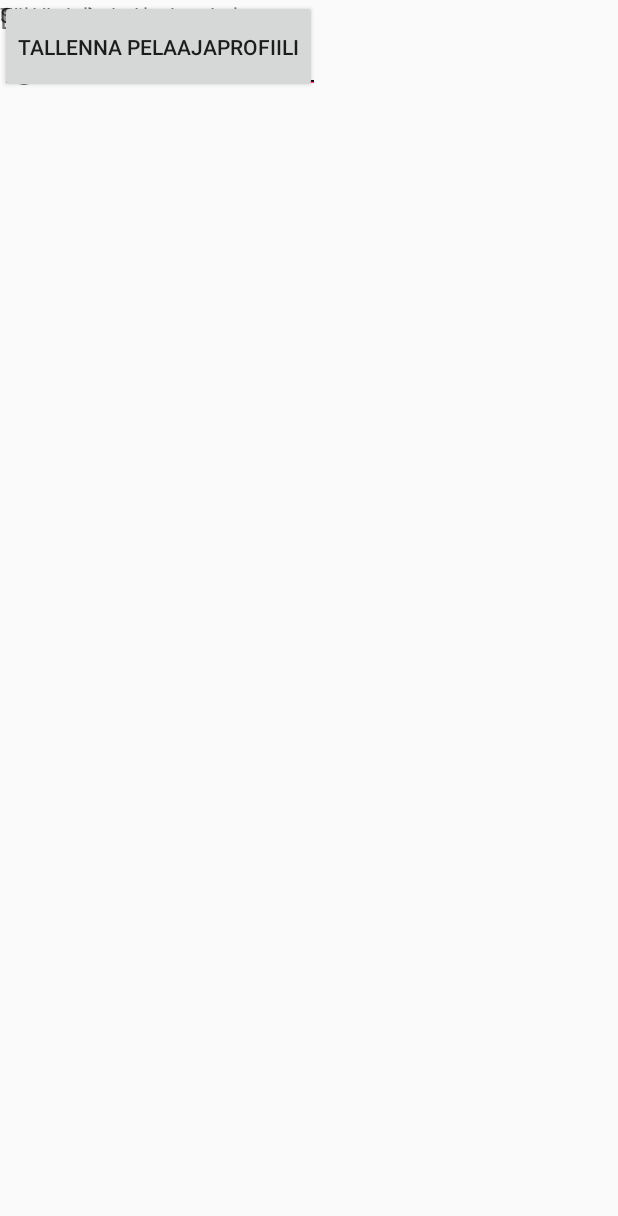
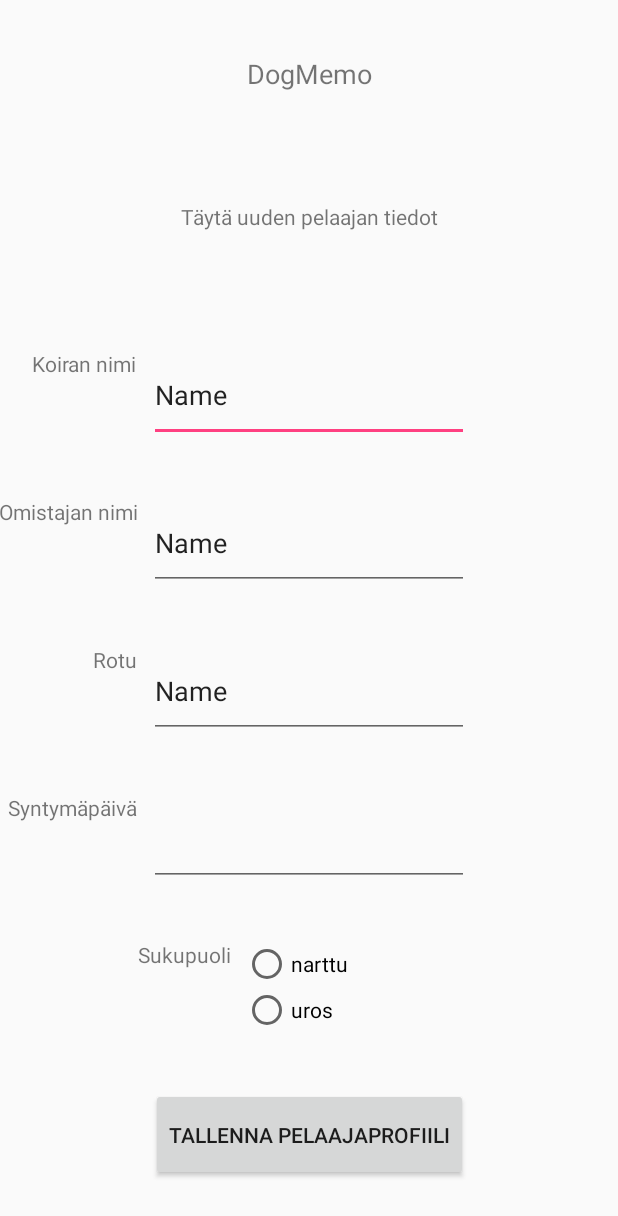
Before and after one commit to Teisko/DogMemo, an Android app: the NewPlayer screen opened directly, with no data from a screen before it, on a phone screen of 412 x 824 dp. Shown: the top 1216 px of the screen. Run offline under Robolectric (Android 15) with nearby library versions, the phone set to English and light mode, and no system bars.

Commit message:
Uusi pelaaja -ikkuna nyt oikein aseteltuna, korjattu ajettavaksi

```diff
--- a/app/src/main/res/layout/activity_new_game.xml
+++ b/app/src/main/res/layout/activity_new_game.xml
@@ -26,14 +26,14 @@
             android:layout_weight="1"
             android:text="@string/radio_normaali"
             app:layout_constraintEnd_toEndOf="parent"
-            app:layout_constraintEnd_toStartOf="@+id/radio_valinnainen"
+            app:layout_constraintEnd_toStartOf="@+id/radio_harjoittelu"
             app:layout_constraintHorizontal_bias="0.5"
             app:layout_constraintStart_toEndOf="@+id/text_taso"
             app:layout_constraintStart_toStartOf="parent"
             app:layout_constraintTop_toBottomOf="@+id/dogList" />
 
         <RadioButton
-            android:id="@+id/radio_valinnainen"
+            android:id="@+id/radio_harjoittelu"
             android:layout_width="wrap_content"
             android:layout_height="wrap_content"
             android:layout_weight="1"
--- a/app/src/main/res/layout/activity_new_player.xml
+++ b/app/src/main/res/layout/activity_new_player.xml
@@ -5,16 +5,19 @@
     android:layout_width="match_parent"
     android:layout_height="match_parent"
     tools:context="com.example.teisko.dogmemo.NewPlayer"
-    tools:layout_editor_absoluteY="25dp"
-    tools:layout_editor_absoluteX="0dp">
+    tools:layout_editor_absoluteX="0dp"
+    tools:layout_editor_absoluteY="25dp">
 
     <TextView
         android:id="@+id/taytaTiedot"
         android:layout_width="wrap_content"
         android:layout_height="62dp"
         android:text="Täytä uuden pelaajan tiedot"
-        tools:layout_editor_absoluteY="102dp"
-        tools:layout_editor_absoluteX="130dp" />
+        app:layout_constraintBottom_toTopOf="@+id/editText"
+        app:layout_constraintEnd_toEndOf="parent"
+        app:layout_constraintHorizontal_bias="0.5"
+        app:layout_constraintStart_toStartOf="parent"
+        app:layout_constraintTop_toBottomOf="@+id/textTitle" />
 
     <EditText
         android:id="@+id/editText"
@@ -23,8 +26,11 @@
         android:ems="10"
         android:inputType="textPersonName"
         android:text="Name"
-        tools:layout_editor_absoluteY="180dp"
-        tools:layout_editor_absoluteX="109dp" />
+        app:layout_constraintBottom_toTopOf="@+id/editText3"
+        app:layout_constraintEnd_toEndOf="parent"
+        app:layout_constraintHorizontal_bias="0.5"
+        app:layout_constraintStart_toStartOf="parent"
+        app:layout_constraintTop_toBottomOf="@+id/taytaTiedot" />
 
     <EditText
         android:id="@+id/editText2"
@@ -33,16 +39,22 @@
         android:ems="10"
         android:inputType="textPersonName"
         android:text="Name"
-        tools:layout_editor_absoluteY="338dp"
-        tools:layout_editor_absoluteX="109dp" />
+        app:layout_constraintBottom_toTopOf="@+id/editText4"
+        app:layout_constraintEnd_toEndOf="parent"
+        app:layout_constraintHorizontal_bias="0.5"
+        app:layout_constraintStart_toStartOf="parent"
+        app:layout_constraintTop_toBottomOf="@+id/editText3" />
 
     <Button
         android:id="@+id/button_save"
         android:layout_width="wrap_content"
         android:layout_height="62dp"
         android:text="@string/tallenna"
-        tools:layout_editor_absoluteY="580dp"
-        tools:layout_editor_absoluteX="109dp" />
+        app:layout_constraintBottom_toBottomOf="parent"
+        app:layout_constraintEnd_toEndOf="parent"
+        app:layout_constraintHorizontal_bias="0.5"
+        app:layout_constraintStart_toStartOf="parent"
+        app:layout_constraintTop_toBottomOf="@+id/rg_sukupuoli" />
 
     <TextView
         android:id="@+id/textTitle"
@@ -50,35 +62,38 @@
         android:layout_height="61dp"
         android:text="DogMemo"
         android:textSize="18dp"
-        tools:layout_editor_absoluteY="16dp"
-        tools:layout_editor_absoluteX="175dp" />
+        app:layout_constraintBottom_toTopOf="@+id/taytaTiedot"
+        app:layout_constraintEnd_toEndOf="parent"
+        app:layout_constraintHorizontal_bias="0.5"
+        app:layout_constraintStart_toStartOf="parent"
+        app:layout_constraintTop_toTopOf="parent" />
 
     <TextView
         android:id="@+id/textNimi"
         android:layout_width="wrap_content"
         android:layout_height="wrap_content"
+        android:layout_marginEnd="8dp"
         android:text="@string/pelaajanNimi"
         app:layout_constraintEnd_toStartOf="@+id/editText"
-        tools:layout_editor_absoluteY="85dp"
-        tools:layout_editor_absoluteX="32dp" />
+        app:layout_constraintTop_toTopOf="@+id/editText" />
 
     <TextView
         android:id="@+id/textView4"
         android:layout_width="wrap_content"
         android:layout_height="wrap_content"
+        android:layout_marginEnd="8dp"
         android:text="@string/rotu"
         app:layout_constraintEnd_toStartOf="@+id/editText2"
-        tools:layout_editor_absoluteY="279dp"
-        tools:layout_editor_absoluteX="72dp" />
+        app:layout_constraintTop_toTopOf="@+id/editText2" />
 
     <TextView
         android:id="@+id/textView5"
         android:layout_width="wrap_content"
         android:layout_height="wrap_content"
+        android:layout_marginEnd="8dp"
         android:text="@string/syntyma"
         app:layout_constraintEnd_toStartOf="@+id/editText4"
-        tools:layout_editor_absoluteY="321dp"
-        tools:layout_editor_absoluteX="14dp" />
+        app:layout_constraintTop_toTopOf="@+id/editText4" />
 
     <EditText
         android:id="@+id/editText4"
@@ -86,24 +101,20 @@
         android:layout_height="62dp"
         android:ems="10"
         android:inputType="date"
-        tools:layout_editor_absoluteY="420dp"
-        tools:layout_editor_absoluteX="109dp" />
+        app:layout_constraintBottom_toTopOf="@+id/rg_sukupuoli"
+        app:layout_constraintEnd_toEndOf="parent"
+        app:layout_constraintHorizontal_bias="0.5"
+        app:layout_constraintStart_toStartOf="parent"
+        app:layout_constraintTop_toBottomOf="@+id/editText2" />
 
     <TextView
         android:id="@+id/textView"
         android:layout_width="wrap_content"
         android:layout_height="wrap_content"
+        android:layout_marginEnd="8dp"
         android:text="@string/omistajanNimi"
-        tools:layout_editor_absoluteY="242dp"
-        tools:layout_editor_absoluteX="8dp" />
-
-    <TextView
-        android:id="@+id/textView2"
-        android:layout_width="wrap_content"
-        android:layout_height="wrap_content"
-        android:text="@string/sukupuoli"
-        tools:layout_editor_absoluteY="437dp"
-        tools:layout_editor_absoluteX="113dp" />
+        app:layout_constraintEnd_toStartOf="@+id/editText3"
+        app:layout_constraintTop_toTopOf="@+id/editText3" />
 
     <EditText
         android:id="@+id/editText3"
@@ -112,15 +123,21 @@
         android:ems="10"
         android:inputType="textPersonName"
         android:text="Name"
-        tools:layout_editor_absoluteY="259dp"
-        tools:layout_editor_absoluteX="109dp" />
+        app:layout_constraintBottom_toTopOf="@+id/editText2"
+        app:layout_constraintEnd_toEndOf="parent"
+        app:layout_constraintHorizontal_bias="0.5"
+        app:layout_constraintStart_toStartOf="parent"
+        app:layout_constraintTop_toBottomOf="@+id/editText" />
 
     <RadioGroup
         android:id="@+id/rg_sukupuoli"
-        android:layout_width="wrap_content"
+        android:layout_width="88dp"
         android:layout_height="62dp"
-        tools:layout_editor_absoluteY="498dp"
-        tools:layout_editor_absoluteX="182dp">
+        app:layout_constraintBottom_toTopOf="@+id/button_save"
+        app:layout_constraintEnd_toEndOf="parent"
+        app:layout_constraintHorizontal_bias="0.5"
+        app:layout_constraintStart_toStartOf="parent"
+        app:layout_constraintTop_toBottomOf="@+id/editText4">
 
         <RadioButton
             android:id="@+id/rb_narttu"
@@ -138,11 +155,18 @@
     </RadioGroup>
 
     <android.support.constraint.Guideline
+        android:id="@+id/guideline2"
         android:layout_width="wrap_content"
         android:layout_height="wrap_content"
-        android:id="@+id/guideline2"
-        app:layout_constraintGuide_begin="20dp"
         android:orientation="vertical"
-        tools:layout_editor_absoluteY="0dp"
-        tools:layout_editor_absoluteX="20dp" />
+        app:layout_constraintGuide_begin="0dp" />
+
+    <TextView
+        android:id="@+id/textView2"
+        android:layout_width="wrap_content"
+        android:layout_height="wrap_content"
+        android:layout_marginEnd="8dp"
+        android:text="@string/sukupuoli"
+        app:layout_constraintEnd_toStartOf="@+id/rg_sukupuoli"
+        app:layout_constraintTop_toTopOf="@+id/rg_sukupuoli" />
 </android.support.constraint.ConstraintLayout>
```
